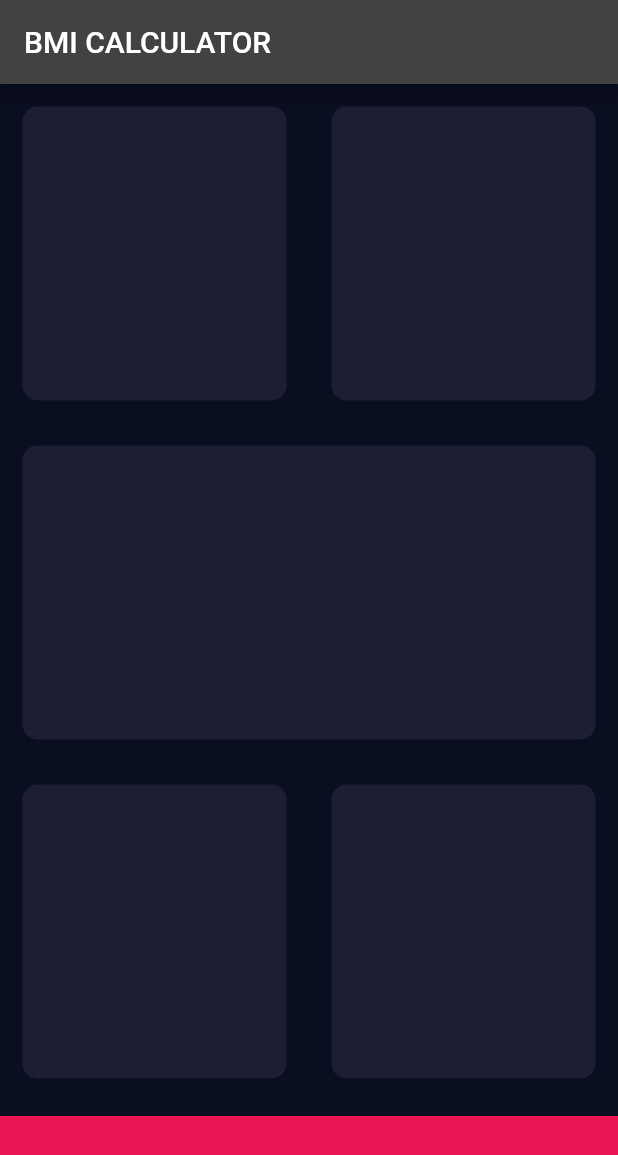
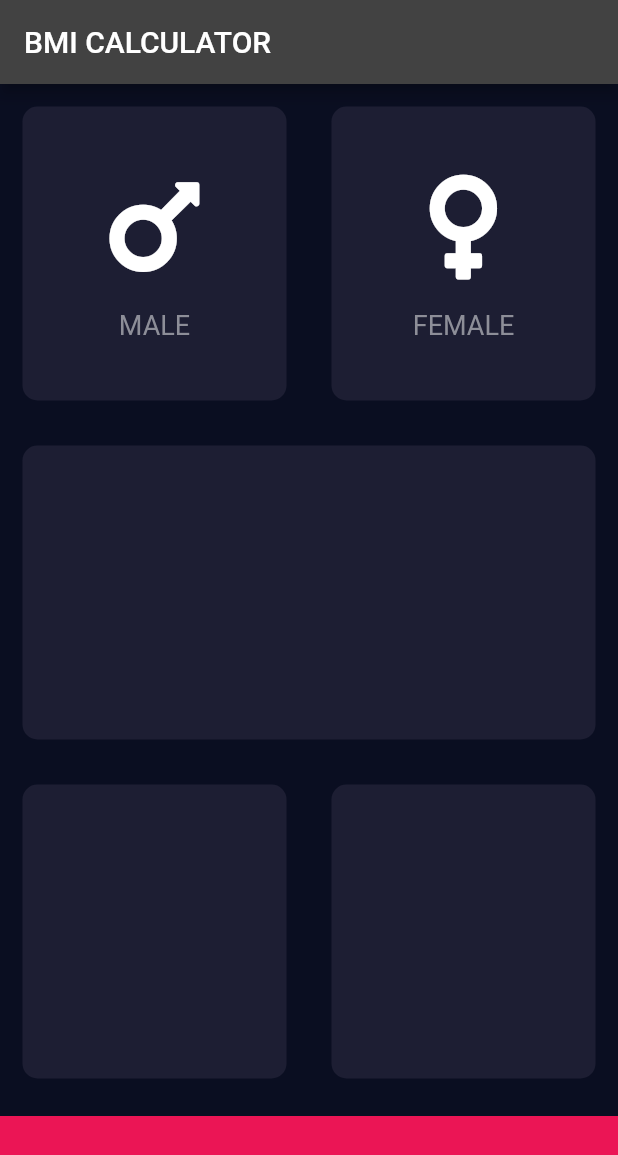
Before and after one commit to mtjin/udemy-flutter-practice, a Flutter app: the screen it shows after launch, on a phone screen of 412 x 824 dp. Shown: the top 1155 px of the screen. Run offline on Flutter 3.47's test engine with Material 2 defaults, Android fonts, the phone set to English and light mode, and no system bars; our stand-ins replace audioplayers, font_awesome_flutter, rflutter_alert.

Commit message:
125. Creating Custom Flutter Widgets

```diff
--- /dev/null
+++ b/bmi-calculator-flutter/lib/icon_content.dart
@@ -0,0 +1,33 @@
+import 'package:flutter/material.dart';
+
+const labelTextStyle = TextStyle(
+  fontSize: 18.0,
+  color: Color(0xFF8D8E98),
+);
+
+class IconContent extends StatelessWidget {
+  IconContent({this.icon, this.label});
+
+  final IconData icon;
+  final String label;
+
+  @override
+  Widget build(BuildContext context) {
+    return Column(
+      mainAxisAlignment: MainAxisAlignment.center,
+      children: <Widget>[
+        Icon(
+          icon,
+          size: 80.0,
+        ),
+        SizedBox(
+          height: 15.0,
+        ),
+        Text(
+          label,
+          style: labelTextStyle,
+        )
+      ],
+    );
+  }
+}
--- a/bmi-calculator-flutter/lib/input_page.dart
+++ b/bmi-calculator-flutter/lib/input_page.dart
@@ -1,4 +1,8 @@
 import 'package:flutter/material.dart';
+import 'package:font_awesome_flutter/font_awesome_flutter.dart';
+
+import 'icon_content.dart';
+import 'reusable_card.dart';
 
 const bottomContainerHeight = 80.0;
 const activeCardColour = Color(0xFF1D1E33);
@@ -24,11 +28,18 @@
                 Expanded(
                     child: ReusableCard(
                   colour: activeCardColour,
+                  cardChild: IconContent(
+                    icon: FontAwesomeIcons.mars,
+                    label: 'MALE',
+                  ),
                 )),
                 Expanded(
                     child: ReusableCard(
-                  colour: activeCardColour,
-                ))
+                        colour: activeCardColour,
+                        cardChild: IconContent(
+                          icon: FontAwesomeIcons.venus,
+                          label: 'FEMALE',
+                        )))
               ],
             )),
             Expanded(
@@ -58,21 +69,3 @@
         ));
   }
 }
-
-class ReusableCard extends StatelessWidget {
-  // @required로 색상값 매개변수 필요하다고 알려줌 (린트로 잡힘)
-  ReusableCard({@required this.colour});
-
-  final Color colour;
-
-  @override
-  Widget build(BuildContext context) {
-    return Container(
-      margin: EdgeInsets.all(15.0),
-      decoration: BoxDecoration(
-          // 생성자로 받은 컬러 사용
-          color: colour,
-          borderRadius: BorderRadius.circular(10.0)),
-    );
-  }
-}
--- /dev/null
+++ b/bmi-calculator-flutter/lib/reusable_card.dart
@@ -0,0 +1,21 @@
+import 'package:flutter/material.dart';
+
+class ReusableCard extends StatelessWidget {
+  // @required로 색상값 매개변수 필요하다고 알려줌 (린트로 잡힘)
+  ReusableCard({@required this.colour, this.cardChild});
+
+  final Color colour;
+  final Widget cardChild;
+
+  @override
+  Widget build(BuildContext context) {
+    return Container(
+      child: cardChild,
+      margin: EdgeInsets.all(15.0),
+      decoration: BoxDecoration(
+          // 생성자로 받은 컬러 사용
+          color: colour,
+          borderRadius: BorderRadius.circular(10.0)),
+    );
+  }
+}
--- a/bmi-calculator-flutter/pubspec.yaml
+++ b/bmi-calculator-flutter/pubspec.yaml
@@ -11,7 +11,7 @@
     sdk: flutter
 
   cupertino_icons: ^0.1.2
-
+  font_awesome_flutter: ^8.4.0
 dev_dependencies:
   flutter_test:
     sdk: flutter
```
